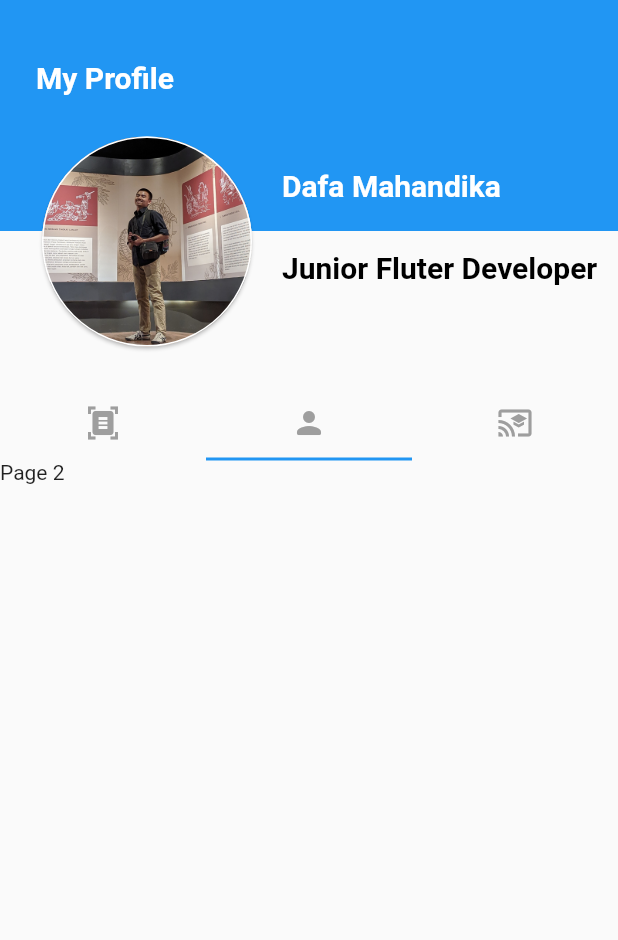
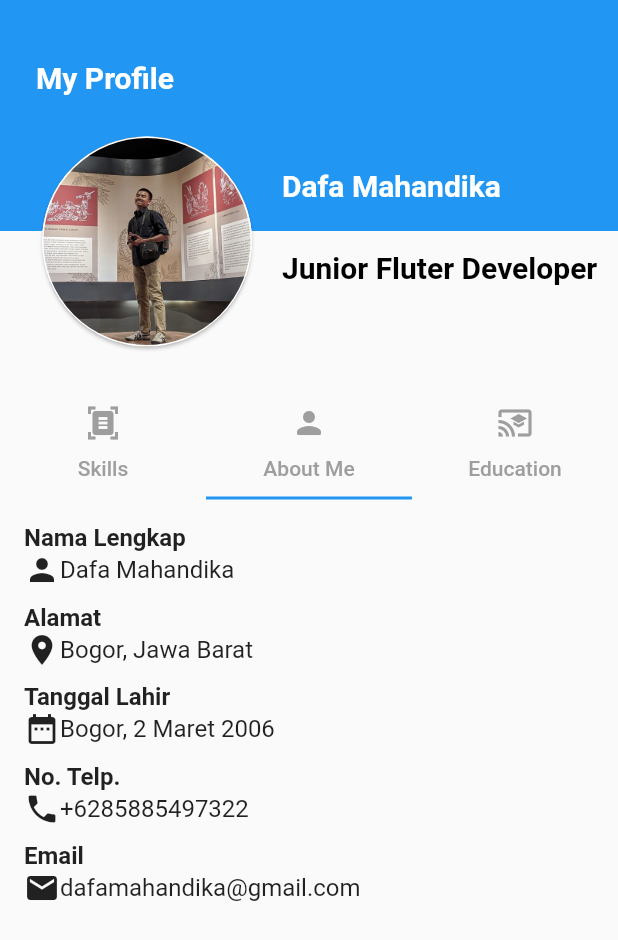
Before and after one commit to dafamahandika/flutter-chlorine-zoom, a Flutter app: the ProfilePage screen opened directly, tab 2 chosen, on a phone screen of 412 x 824 dp. Shown: the top 940 px of the screen. Run offline on Flutter 3.47's test engine with Material 2 defaults, Android fonts, the phone set to English and light mode, and no system bars; our stand-ins replace fluttertoast, timelines; accounts and stored records are empty.

Commit message:
sesi 8 done tapi ga bisa running tiba-tiba

```diff
--- a/lib/data/constant.dart
+++ b/lib/data/constant.dart
@@ -1,7 +1,8 @@
 Map<String, dynamic> jsonProfile = {
-    "username": "admin",
-    "display_name": "Admin Dafa",
-    "phone": "085885497322",
-    "email": "dafamahandika@gmail.com",
-    "country": "Indonesia",
-  };
+  "username": "admin",
+  "display_name": "Dafa Mahandika",
+  "phone": "+6285885497322",
+  "email": "dafamahandika@gmail.com",
+  "country": "Indonesia",
+  "date": "Bogor, 2 Maret 2006",
+};
--- a/lib/models/profile.dart
+++ b/lib/models/profile.dart
@@ -4,6 +4,7 @@ class Profile {
   final String phone;
   final String email;
   final String country;
+  final String date;
 
   Profile({
     required this.username,
@@ -11,6 +12,7 @@ class Profile {
     required this.phone,
     required this.email,
     required this.country,
+    required this.date,
   });
 
   factory Profile.fromJson(Map<String, dynamic> json) {
@@ -20,6 +22,7 @@ class Profile {
       phone: json["phone"],
       email: json["email"],
       country: json["country"],
+      date: json["date"],
     );
   }
 }
--- a/lib/pages/profile_page.dart
+++ b/lib/pages/profile_page.dart
@@ -1,4 +1,5 @@
 import 'package:flutter/material.dart';
+import 'package:timelines/timelines.dart';
 
 class ProfilePage extends StatefulWidget {
   const ProfilePage({super.key});
@@ -10,6 +11,23 @@ class ProfilePage extends StatefulWidget {
 class _ProfilePageState extends State<ProfilePage>
     with SingleTickerProviderStateMixin {
   TabController? tabController;
+  List<String> listPortofolio = [
+    "Git",
+    "GitHub",
+    "Bootstrap",
+    "PHP",
+    "Laravel",
+    "Python",
+    "Flutter",
+  ];
+
+  List<String> listEducation = [
+    "POLTEK SSN",
+    "SMK Wikrama Bogor",
+    "SMPN 1 Cisarua",
+    "SDN 1 Cisarua",
+  ];
+
   @override
   void initState() {
     tabController = TabController(length: 3, vsync: this);
@@ -107,31 +125,6 @@ class _ProfilePageState extends State<ProfilePage>
                   ],
                 ),
               )
-
-              //   Positioned(
-              //     child: Padding(
-              //       padding: const EdgeInsets.only(left: 16, top: 48),
-              //       child: Text(
-              //         "Profile",
-              //         style: TextStyle(
-              //             fontSize: 18,
-              //             fontWeight: FontWeight.bold,
-              //             color: Colors.white),
-              //       ),
-              //     ),
-              //   ),
-              //   Card(
-              //     shape:
-              //         RoundedRectangleBorder(borderRadius: BorderRadius.circular(50)),
-              //     child: SizedBox(
-              //       width: 100,
-              //       height: 100,
-              //       child: Image.asset(
-              //         "assets/dafa.jpg",
-              //         fit: BoxFit.cover,
-              //       ),
-              //     ),
-              //   )
             ],
           ),
         ),
@@ -146,17 +139,35 @@ class _ProfilePageState extends State<ProfilePage>
                       Icons.document_scanner,
                       color: Colors.grey,
                     ),
+                    child: Text(
+                      "Skills",
+                      style: TextStyle(
+                        color: Colors.grey,
+                      ),
+                    ),
                   ),
                   Tab(
                     icon: Icon(
                       Icons.person_rounded,
                       color: Colors.grey,
                     ),
+                    child: Text(
+                      "About Me",
+                      style: TextStyle(
+                        color: Colors.grey,
+                      ),
+                    ),
                   ),
                   Tab(
                     icon: Icon(
                       Icons.cast_for_education,
                       color: Colors.grey,
+                    ),
+                    child: Text(
+                      "Education",
+                      style: TextStyle(
+                        color: Colors.grey,
+                      ),
                     ),
                   ),
                 ],
@@ -165,14 +176,144 @@ class _ProfilePageState extends State<ProfilePage>
                 child: TabBarView(
                   controller: tabController,
                   children: [
-                    Container(
-                      child: Text("Page 1"),
+                    ListView(
+                      shrinkWrap: true,
+                      padding: const EdgeInsets.all(16),
+                      children: [
+                        Timeline.tileBuilder(
+                          shrinkWrap: true,
+                          builder: TimelineTileBuilder.fromStyle(
+                            contentsAlign: ContentsAlign.alternating,
+                            contentsBuilder: (context, index) {
+                              var item = listPortofolio[index];
+                              return Padding(
+                                  padding: const EdgeInsets.all(8.0),
+                                  child: Text(item));
+                            },
+                            itemCount: listPortofolio.length,
+                          ),
+                        ),
+                      ],
                     ),
-                    Container(
-                      child: Text("Page 2"),
+                    ListView(
+                      padding: const EdgeInsets.all(16.0),
+                      children: [
+                        Text(
+                          "Nama Lengkap",
+                          style: TextStyle(
+                              fontSize: 16.0, fontWeight: FontWeight.bold),
+                        ),
+                        Row(
+                          children: [
+                            Icon(Icons.person),
+                            Text(
+                              "Dafa Mahandika",
+                              style: TextStyle(
+                                fontSize: 16.0,
+                              ),
+                            ),
+                          ],
+                        ),
+                        const SizedBox(
+                          height: 10,
+                        ),
+                        Text(
+                          "Alamat",
+                          style: TextStyle(
+                              fontSize: 16.0, fontWeight: FontWeight.bold),
+                        ),
+                        Row(
+                          children: [
+                            Icon(Icons.place),
+                            Text(
+                              "Bogor, Jawa Barat",
+                              style: TextStyle(
+                                fontSize: 16.0,
+                              ),
+                            ),
+                          ],
+                        ),
+                        const SizedBox(
+                          height: 10,
+                        ),
+                        Text(
+                          "Tanggal Lahir",
+                          style: TextStyle(
+                              fontSize: 16.0, fontWeight: FontWeight.bold),
+                        ),
+                        Row(
+                          children: [
+                            Icon(Icons.date_range),
+                            Text(
+                              "Bogor, 2 Maret 2006",
+                              style: TextStyle(
+                                fontSize: 16.0,
+                              ),
+                            ),
+                          ],
+                        ),
+                        const SizedBox(
+                          height: 10,
+                        ),
+                        Text(
+                          "No. Telp.",
+                          style: TextStyle(
+                              fontSize: 16.0, fontWeight: FontWeight.bold),
+                        ),
+                        Row(
+                          children: [
+                            Icon(Icons.phone),
+                            Text(
+                              "+6285885497322",
+                              style: TextStyle(
+                                fontSize: 16.0,
+                              ),
+                            ),
+                          ],
+                        ),
+                        const SizedBox(
+                          height: 10,
+                        ),
+                        Text(
+                          "Email",
+                          style: TextStyle(
+                              fontSize: 16.0, fontWeight: FontWeight.bold),
+                        ),
+                        Row(
+                          children: [
+                            Icon(Icons.email),
+                            Text(
+                              "dafamahandika@gmail.com",
+                              style: TextStyle(
+                                fontSize: 16.0,
+                              ),
+                            ),
+                          ],
+                        ),
+                        // const SizedBox(
+                        //   height: 16,
+                        // ),
+                      ],
                     ),
-                    Container(
-                      child: Text("Page 3"),
+                    ListView(
+                      shrinkWrap: true,
+                      padding: const EdgeInsets.all(16),
+                      children: [
+                        Timeline.tileBuilder(
+                          shrinkWrap: true,
+                          // theme: TimelineThemeData(nodePosition: 0),
+                          builder: TimelineTileBuilder.fromStyle(
+                            contentsAlign: ContentsAlign.alternating,
+                            contentsBuilder: (context, index) {
+                              var item = listEducation[index];
+                              return Padding(
+                                  padding: const EdgeInsets.all(8.0),
+                                  child: Text(item));
+                            },
+                            itemCount: listEducation.length,
+                          ),
+                        ),
+                      ],
                     ),
                   ],
                 ),
--- a/pubspec.yaml
+++ b/pubspec.yaml
@@ -36,6 +36,7 @@ dependencies:
   # Use with the CupertinoIcons class for iOS style icons.
   cupertino_icons: ^1.0.2
   fluttertoast: ^8.1.1
+  timelines: ^0.1.0
 
 dev_dependencies:
   flutter_test:
```
Also changed, not shown: pubspec.lock.
